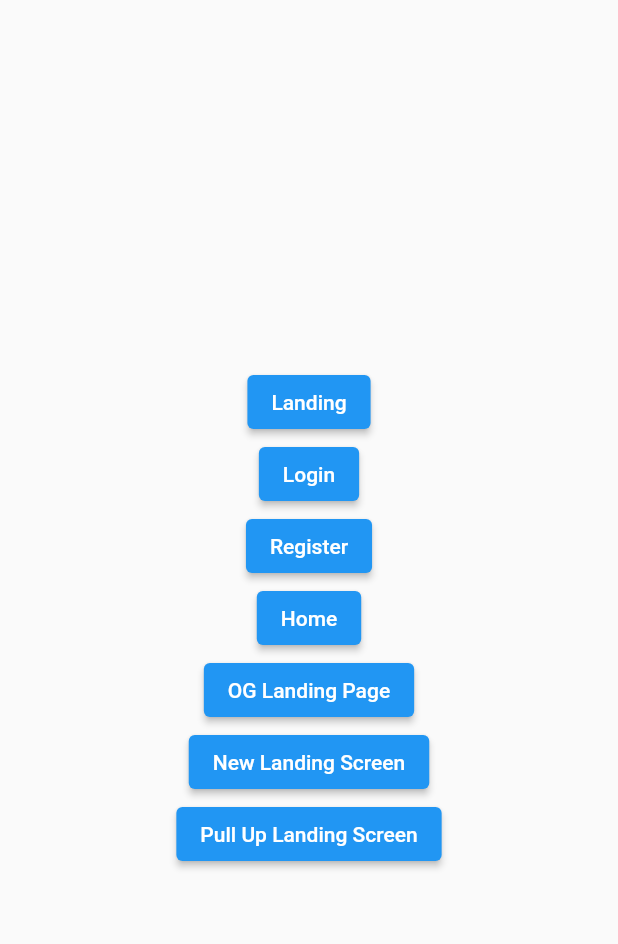
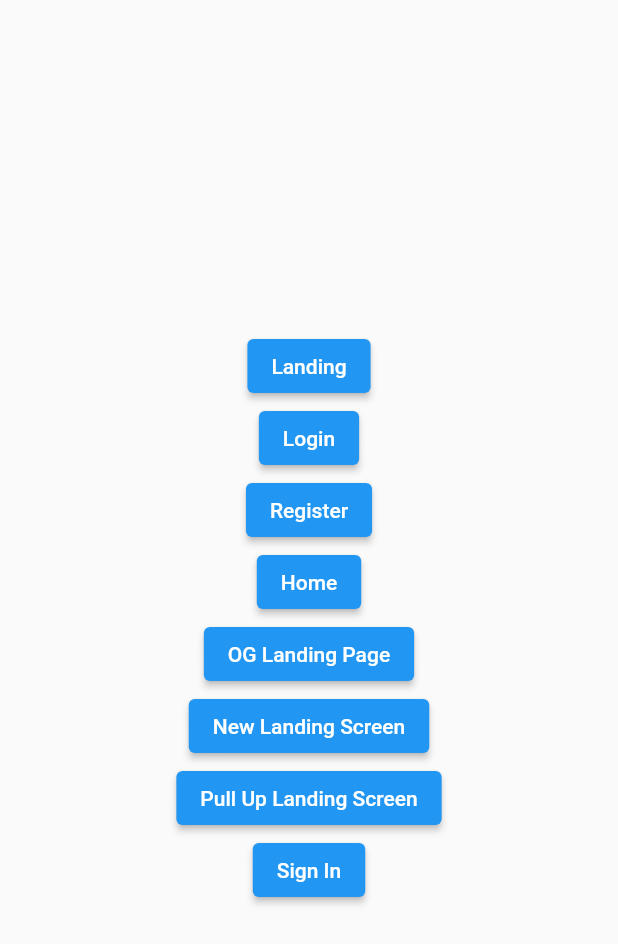
Before and after one commit to shxntanu/AutoInsight, a Flutter app: the screen it shows after launch, on a phone screen of 412 x 824 dp. Shown: the top 944 px of the screen. Run offline on Flutter 3.47's test engine with Material 2 defaults, Android fonts, the phone set to English and light mode, and no system bars; our stand-ins replace firebase_auth, firebase_core, modal_progress_hud_nsn, rive; accounts and stored records are empty; Roboto replaces fonts that are missing (San Francisco).

Commit message:
Added the screen button

```diff
--- a/AutoInsight/lib/screens/test_screen/test_screen.dart
+++ b/AutoInsight/lib/screens/test_screen/test_screen.dart
@@ -54,6 +54,12 @@ class TestScreen extends StatelessWidget {
               },
               child: const Text('Pull Up Landing Screen'),
             ),
+            ElevatedButton(
+              onPressed: () {
+                Navigator.pushNamed(context, '/signin');
+              },
+              child: const Text('Sign In'),
+            ),
           ],
         ),
       ),
```
